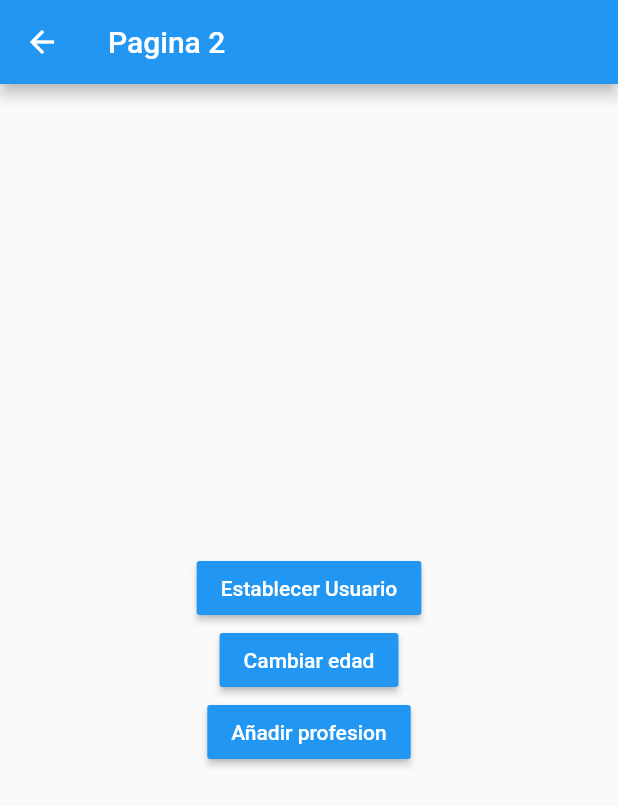
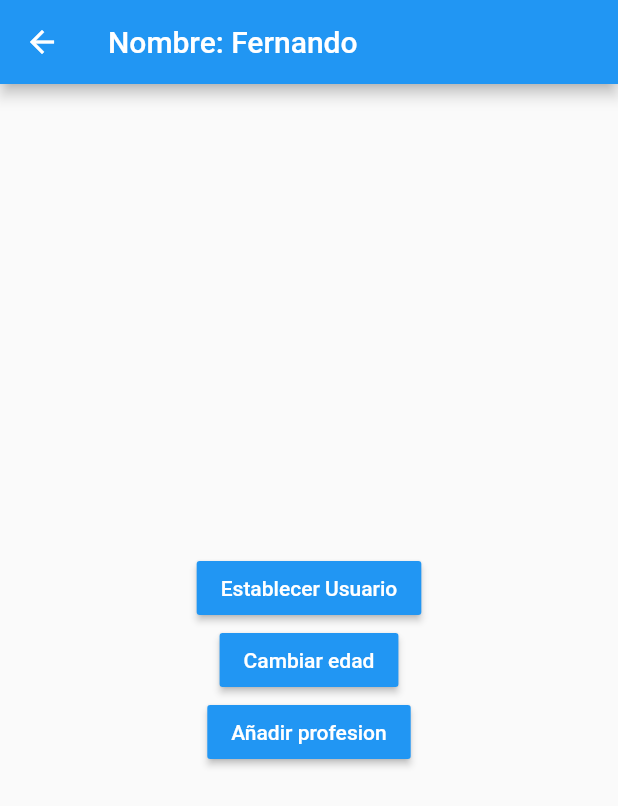
Before and after one commit to GerArJe/estados, a Flutter app: the Pagina2Page screen opened by its route, after a tap on "Establecer Usuario", on a phone screen of 412 x 824 dp. Shown: the top 806 px of the screen. Run offline on Flutter 3.47's test engine with Material 2 defaults, Android fonts, the phone set to English and light mode, and no system bars; accounts and stored records are empty.

Commit message:
fin singleton

```diff
--- a/lib/models/usuario.dart
+++ b/lib/models/usuario.dart
@@ -1,7 +1,7 @@
 class Usuario {
   String nombre;
-  int edad;
+  int? edad;
   List<String>? profesiones;
 
-  Usuario({required this.nombre, required this.edad, this.profesiones});
+  Usuario({required this.nombre, this.edad, this.profesiones});
 }
--- a/lib/pages/pagina1_page.dart
+++ b/lib/pages/pagina1_page.dart
@@ -1,4 +1,8 @@
 import 'package:flutter/material.dart';
+
+import 'package:estados/services/usuario_service.dart';
+
+import 'package:estados/models/usuario.dart';
 
 class Pagina1Page extends StatelessWidget {
   const Pagina1Page({Key? key}) : super(key: key);
@@ -9,7 +13,20 @@ class Pagina1Page extends StatelessWidget {
       appBar: AppBar(
         title: const Text('Pagina 1'),
       ),
-      body: const InformacionUsuario(),
+      body: StreamBuilder(
+        stream: usuarioService.usuarioStream,
+        builder: (BuildContext context, AsyncSnapshot snapshot) {
+          return snapshot.hasData
+              ? InformacionUsuario(
+                  usuario: snapshot.data,
+                )
+              : const Center(
+                  child: Text(
+                    'No hay informacion del usuario',
+                  ),
+                );
+        },
+      ),
       floatingActionButton: FloatingActionButton(
         onPressed: () {
           Navigator.pushNamed(context, 'pagina2');
@@ -21,8 +38,10 @@ class Pagina1Page extends StatelessWidget {
 }
 
 class InformacionUsuario extends StatelessWidget {
+  final Usuario? usuario;
   const InformacionUsuario({
     Key? key,
+    this.usuario,
   }) : super(key: key);
 
   @override
@@ -33,29 +52,29 @@ class InformacionUsuario extends StatelessWidget {
       padding: const EdgeInsets.all(20.0),
       child: Column(
         crossAxisAlignment: CrossAxisAlignment.start,
-        children: const [
-          Text(
+        children: [
+          const Text(
             'General',
             style: TextStyle(
               fontSize: 18,
               fontWeight: FontWeight.bold,
             ),
           ),
-          Divider(),
+          const Divider(),
           ListTile(
-            title: Text('Nombre: '),
+            title: Text('Nombre: ${usuario?.nombre}'),
           ),
           ListTile(
-            title: Text('Edad: '),
+            title: Text('Edad: ${usuario?.edad}'),
           ),
-          Text(
+          const Text(
             'Profesiones',
             style: TextStyle(
               fontSize: 18,
               fontWeight: FontWeight.bold,
             ),
           ),
-          Divider(),
+          const Divider(),
           ListTile(
             title: Text('Profesion 1: '),
           ),
--- a/lib/pages/pagina2_page.dart
+++ b/lib/pages/pagina2_page.dart
@@ -1,4 +1,8 @@
 import 'package:flutter/material.dart';
+
+import 'package:estados/services/usuario_service.dart';
+
+import 'package:estados/models/usuario.dart';
 
 class Pagina2Page extends StatelessWidget {
   const Pagina2Page({Key? key}) : super(key: key);
@@ -7,14 +11,31 @@ class Pagina2Page extends StatelessWidget {
   Widget build(BuildContext context) {
     return Scaffold(
       appBar: AppBar(
-        title: const Text('Pagina 2'),
+        title: StreamBuilder(
+          stream: usuarioService.usuarioStream,
+          builder: (BuildContext context, AsyncSnapshot<Usuario> snapshot) {
+            return snapshot.hasData
+                ? Text(
+                    'Nombre: ${snapshot.data!.nombre}',
+                  )
+                : Text(
+                    'Pagina 2',
+                  );
+          },
+        ),
       ),
       body: Center(
         child: Column(
           mainAxisAlignment: MainAxisAlignment.center,
           children: [
             MaterialButton(
-              onPressed: () {},
+              onPressed: () {
+                final nuevoUsuario = Usuario(
+                  nombre: 'Fernando',
+                  edad: 35,
+                );
+                usuarioService.cargarUsuario(nuevoUsuario);
+              },
               child: const Text(
                 'Establecer Usuario',
                 style: TextStyle(
@@ -24,7 +45,9 @@ class Pagina2Page extends StatelessWidget {
               color: Colors.blue,
             ),
             MaterialButton(
-              onPressed: () {},
+              onPressed: () {
+                usuarioService.cambiarEdad(30);
+              },
               child: const Text(
                 'Cambiar edad',
                 style: TextStyle(
--- /dev/null
+++ b/lib/services/usuario_service.dart
@@ -0,0 +1,31 @@
+import 'dart:async';
+
+import 'package:estados/models/usuario.dart';
+
+class _UsuarioService {
+  Usuario? _usuario;
+
+  StreamController<Usuario> _usuarioStreamController =
+      StreamController<Usuario>.broadcast();
+
+  Usuario? get usuario => _usuario;
+  bool get exiteUsuario => (_usuario != null) ? true : false;
+
+  Stream<Usuario> get usuarioStream => _usuarioStreamController.stream;
+
+  void cargarUsuario(Usuario user) {
+    _usuario = user;
+    _usuarioStreamController.add(user);
+  }
+
+  void cambiarEdad(int edad) {
+    _usuario?.edad = edad;
+    _usuario != null ? _usuarioStreamController.add(_usuario!) : null;
+  }
+
+  dispose() {
+    _usuarioStreamController?.close();
+  }
+}
+
+final usuarioService = _UsuarioService();
```
